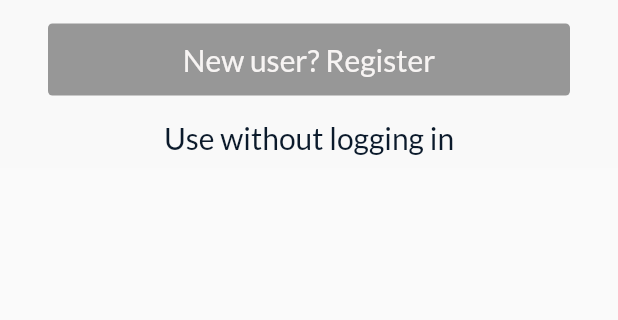
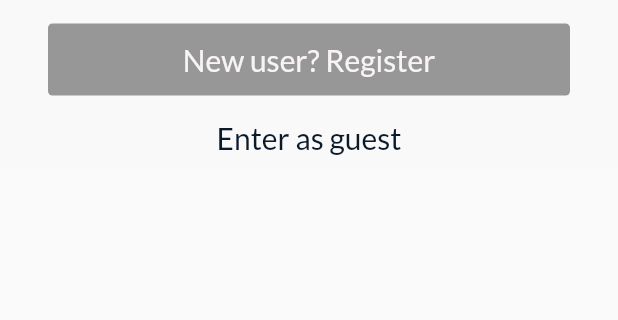
Before and after one commit to dChunGit/alliance_check_in, a Flutter app: the screen it shows after launch, after a tap on "Login", after a tap on "Back", on a phone screen of 412 x 824 dp, the part 584-904 px from its top. Run offline on Flutter 3.47's test engine with Material 2 defaults, Android fonts, the phone set to English and light mode, and no system bars; our stand-ins replace data_connection_checker, firebase_auth, font_awesome_flutter, get_it, google_fonts, google_sign_in and 1 more; missing offline and left inert: http_retry; accounts and stored records are empty.

Commit message:
Small UI fixes for login flow

```diff
--- a/lib/config/constants.dart
+++ b/lib/config/constants.dart
@@ -8,3 +8,7 @@ enum BuildType {
   debug,
   prod
 }
+
+
+const String loginScreen = "/login";
+const String surveyScreen = "/survey";
--- a/lib/features/survey/survey_screen.dart
+++ b/lib/features/survey/survey_screen.dart
@@ -1,3 +1,4 @@
+import 'package:alliance_tech_check_in/config/constants.dart';
 import 'package:alliance_tech_check_in/config/theme.dart';
 import 'package:alliance_tech_check_in/features/common/custom_header_bar.dart';
 import 'package:alliance_tech_check_in/locator.dart';
@@ -60,7 +61,7 @@ class _SurveyScreenState extends State<SurveyScreen> {
                           ],
                         ),
                         onTap: () {
-                          Navigator.pushNamed(context, '/home');
+                          Navigator.pushNamed(context, surveyScreen);
                         },
                       ),
                       Image(
--- a/lib/main.dart
+++ b/lib/main.dart
@@ -39,8 +39,8 @@ class AllianceApp extends StatelessWidget {
       supportedLocales: S.delegate.supportedLocales,
       onGenerateRoute: (settings) {
         switch(settings.name) {
-          case '/login': return SlideRightTransition(page: LoginScreen());
-          case '/survey': return SlideRightTransition(page: SurveyScreen());
+          case loginScreen: return SlideRightTransition(page: LoginScreen());
+          case surveyScreen: return SlideLeftTransition(page: SurveyScreen());
         }
 
         return MultiPurposeRoute(exitPage: context.widget, enterPage: SurveyScreen());
--- a/res/string/string_en.json
+++ b/res/string/string_en.json
@@ -15,7 +15,7 @@
   "continueButton": "Continue",
   "registerButton": "Register",
   "resetButton": "Reset",
-  "skipLogin": "Use without logging in",
+  "skipLogin": "Enter as guest",
   "skipMessage": "Heads up, we won't be able sync or transfer your data to a different device if you don't log in.",
   "resetMessage": "Sending reset email...",
   "logged_out": "You have been logged out, please log in again",
```
Also changed, not shown: lib/features/login/login_screen.dart (+6 -5 lines), lib/generated/i18n.dart, lib/generated/messages_all.dart.
